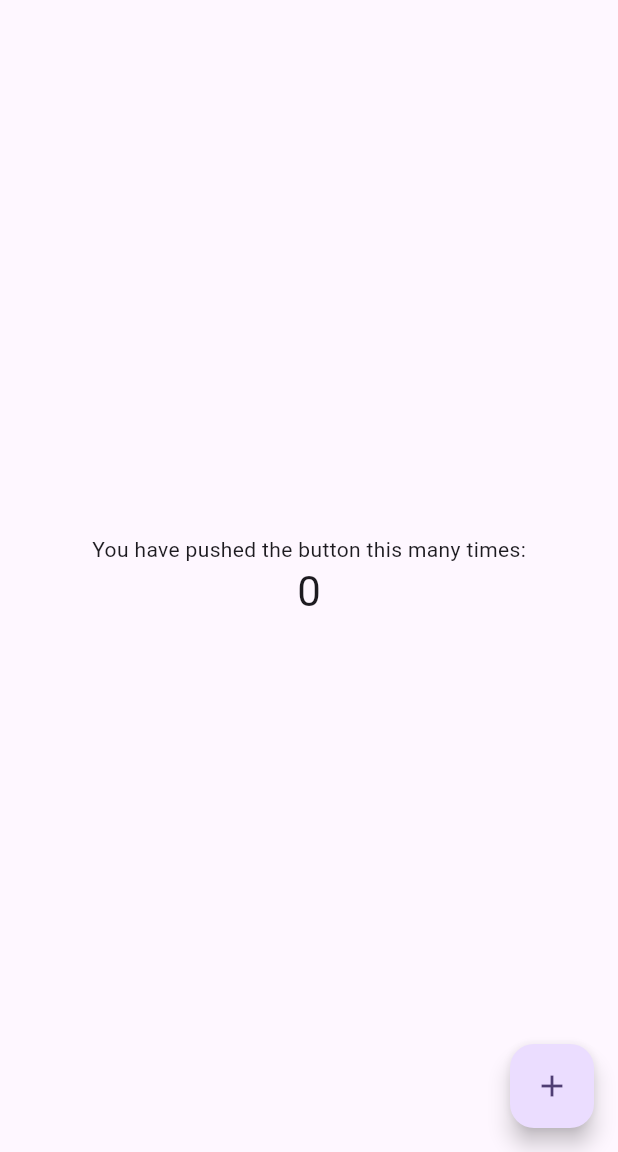
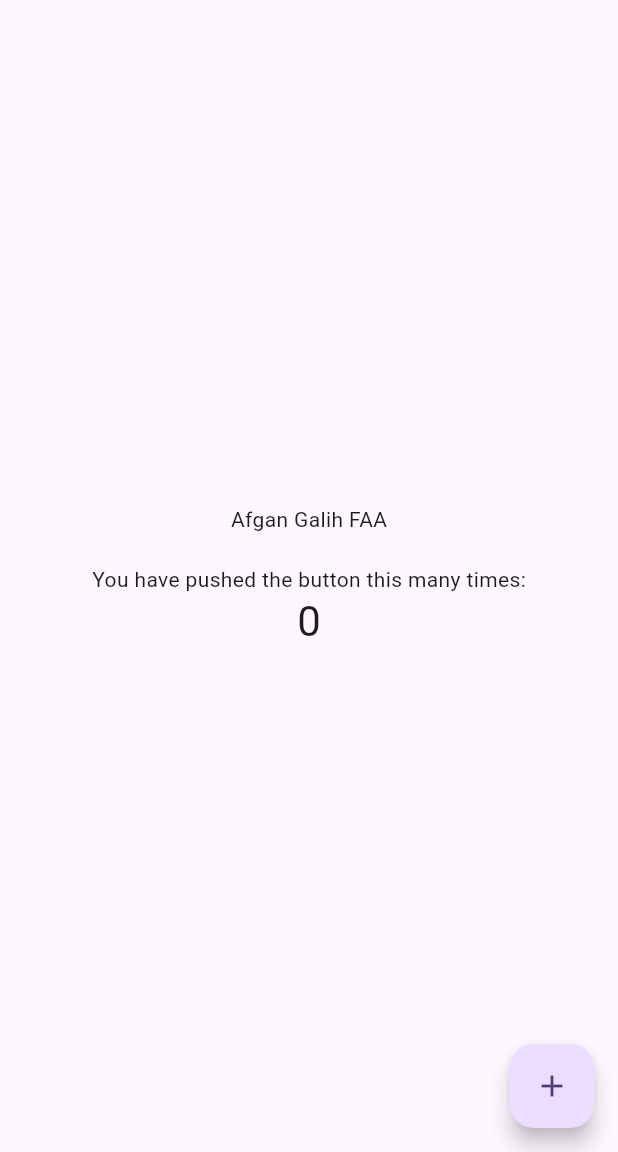
Before and after one commit to afgangalih/flutter-fundamental-par1, a Flutter app: the screen it shows after launch, on a phone screen of 412 x 824 dp, the part 84-1236 px from its top. Run offline on Flutter 3.47's test engine with Material 3 defaults, Android fonts, the phone set to English and light mode, and no system bars.

```diff
--- a/lib/main.dart
+++ b/lib/main.dart
@@ -7,27 +7,11 @@ void main() {
 class MyApp extends StatelessWidget {
   const MyApp({super.key});
 
-  // This widget is the root of your application.
   @override
   Widget build(BuildContext context) {
     return MaterialApp(
       title: 'Flutter Demo',
       theme: ThemeData(
-        // This is the theme of your application.
-        //
-        // TRY THIS: Try running your application with "flutter run". You'll see
-        // the application has a purple toolbar. Then, without quitting the app,
-        // try changing the seedColor in the colorScheme below to Colors.green
-        // and then invoke "hot reload" (save your changes or press the "hot
-        // reload" button in a Flutter-supported IDE, or press "r" if you used
-        // the command line to start the app).
-        //
-        // Notice that the counter didn't reset back to zero; the application
-        // state is not lost during the reload. To reset the state, use hot
-        // restart instead.
-        //
-        // This works for code too, not just values: Most code changes can be
-        // tested with just a hot reload.
         colorScheme: ColorScheme.fromSeed(seedColor: Colors.deepPurple),
       ),
       home: const MyHomePage(title: 'Flutter Demo Home Page'),
@@ -37,15 +21,6 @@ class MyApp extends StatelessWidget {
 
 class MyHomePage extends StatefulWidget {
   const MyHomePage({super.key, required this.title});
-
-  // This widget is the home page of your application. It is stateful, meaning
-  // that it has a State object (defined below) that contains fields that affect
-  // how it looks.
-
-  // This class is the configuration for the state. It holds the values (in this
-  // case the title) provided by the parent (in this case the App widget) and
-  // used by the build method of the State. Fields in a Widget subclass are
-  // always marked "final".
 
   final String title;
 
@@ -58,52 +33,26 @@ class _MyHomePageState extends State<MyHomePage> {
 
   void _incrementCounter() {
     setState(() {
-      // This call to setState tells the Flutter framework that something has
-      // changed in this State, which causes it to rerun the build method below
-      // so that the display can reflect the updated values. If we changed
-      // _counter without calling setState(), then the build method would not be
-      // called again, and so nothing would appear to happen.
       _counter++;
     });
   }
 
   @override
   Widget build(BuildContext context) {
-    // This method is rerun every time setState is called, for instance as done
-    // by the _incrementCounter method above.
-    //
-    // The Flutter framework has been optimized to make rerunning build methods
-    // fast, so that you can just rebuild anything that needs updating rather
-    // than having to individually change instances of widgets.
     return Scaffold(
       appBar: AppBar(
-        // TRY THIS: Try changing the color here to a specific color (to
-        // Colors.amber, perhaps?) and trigger a hot reload to see the AppBar
-        // change color while the other colors stay the same.
         backgroundColor: Theme.of(context).colorScheme.inversePrimary,
-        // Here we take the value from the MyHomePage object that was created by
-        // the App.build method, and use it to set our appbar title.
         title: Text(widget.title),
       ),
       body: Center(
-        // Center is a layout widget. It takes a single child and positions it
-        // in the middle of the parent.
         child: Column(
-          // Column is also a layout widget. It takes a list of children and
-          // arranges them vertically. By default, it sizes itself to fit its
-          // children horizontally, and tries to be as tall as its parent.
-          //
-          // Column has various properties to control how it sizes itself and
-          // how it positions its children. Here we use mainAxisAlignment to
-          // center the children vertically; the main axis here is the vertical
-          // axis because Columns are vertical (the cross axis would be
-          // horizontal).
-          //
-          // TRY THIS: Invoke "debug painting" (choose the "Toggle Debug Paint"
-          // action in the IDE, or press "p" in the console), to see the
-          // wireframe for each widget.
           mainAxisAlignment: MainAxisAlignment.center,
           children: <Widget>[
+            // identitas sederhana
+            const Text('Afgan Galih FAA'),
+            const SizedBox(height: 20),
+
+            // bawaan Flutter (counter)
             const Text('You have pushed the button this many times:'),
             Text(
               '$_counter',
@@ -116,7 +65,7 @@ class _MyHomePageState extends State<MyHomePage> {
         onPressed: _incrementCounter,
         tooltip: 'Increment',
         child: const Icon(Icons.add),
-      ), // This trailing comma makes auto-formatting nicer for build methods.
+      ),
     );
   }
 }
```
Also changed, not shown: images/01.png (added), 1 other file.
